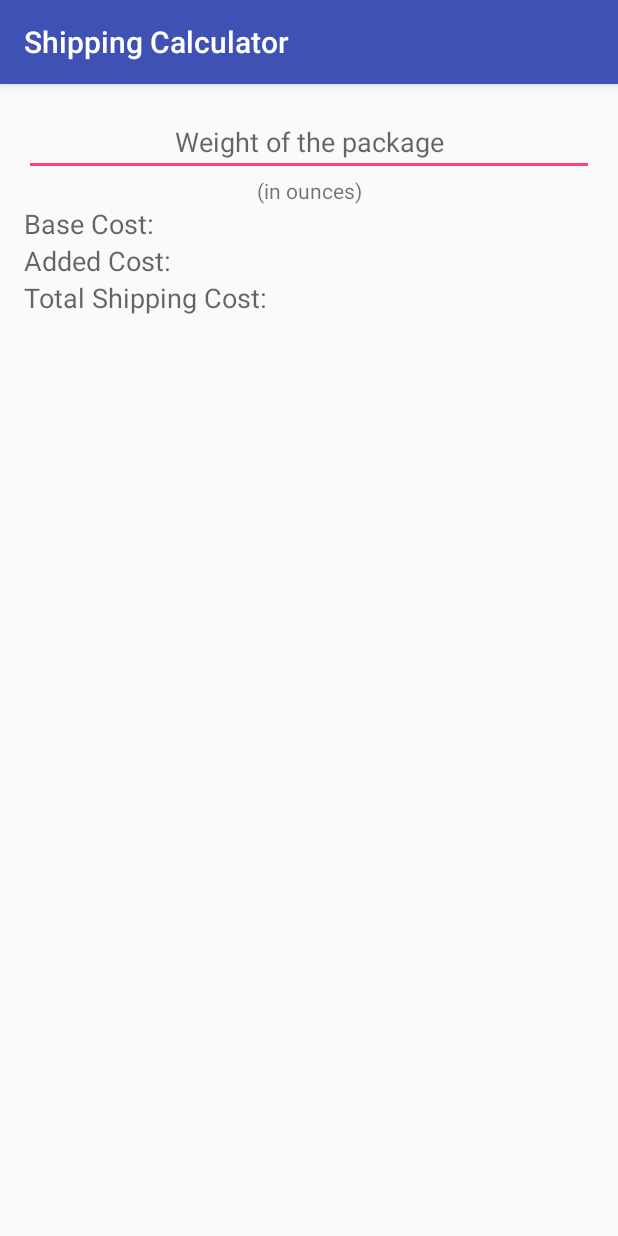
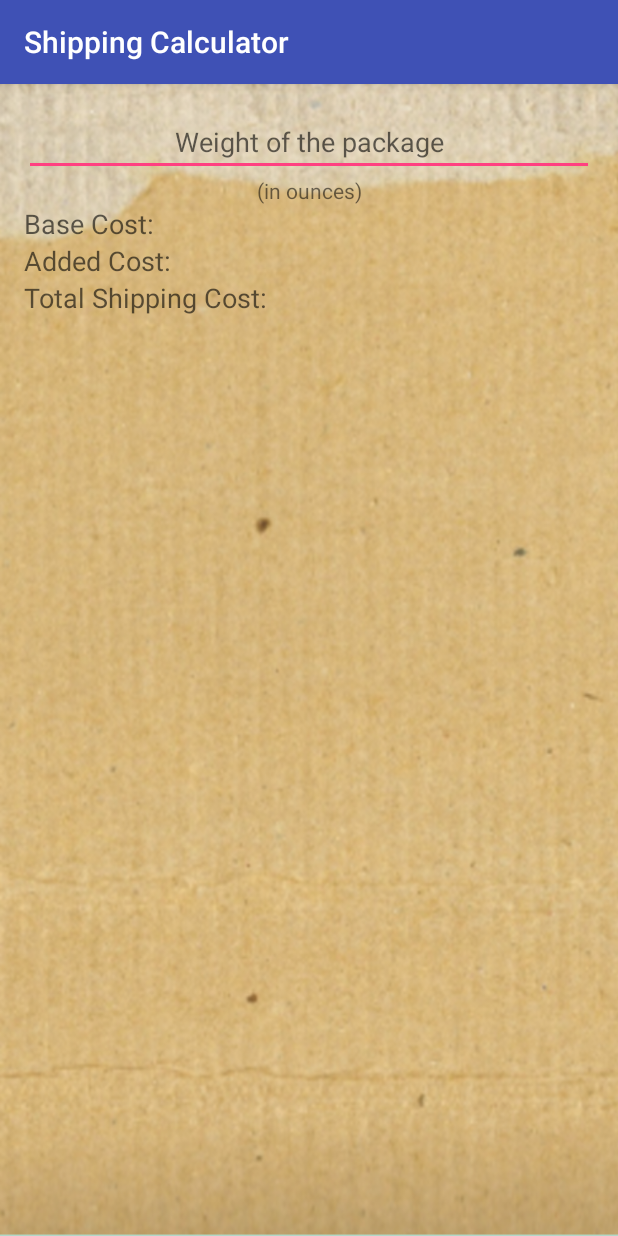
Before and after one commit to jkloppenburg1/shippingcalculator, an Android app: the screen it shows after launch (MainActivity), on a phone screen of 412 x 824 dp. Run offline under Robolectric (Android 15) with nearby library versions, the phone set to English and light mode, and no system bars.

```diff
--- a/app/src/main/res/layout/activity_main.xml
+++ b/app/src/main/res/layout/activity_main.xml
@@ -8,7 +8,8 @@
     android:paddingRight="@dimen/activity_horizontal_margin"
     android:paddingTop="@dimen/activity_vertical_margin"
     tools:context="edu.orangecoastcollege.cs273.shippingcalculator.MainActivity"
-    android:columnCount="2">
+    android:columnCount="2"
+    android:background="@drawable/shipping_background">
 
     <TextView
         android:layout_width="wrap_content"
```
Also changed, not shown: app/src/main/res/drawable/shipping_background.png (added), 1 other file.
